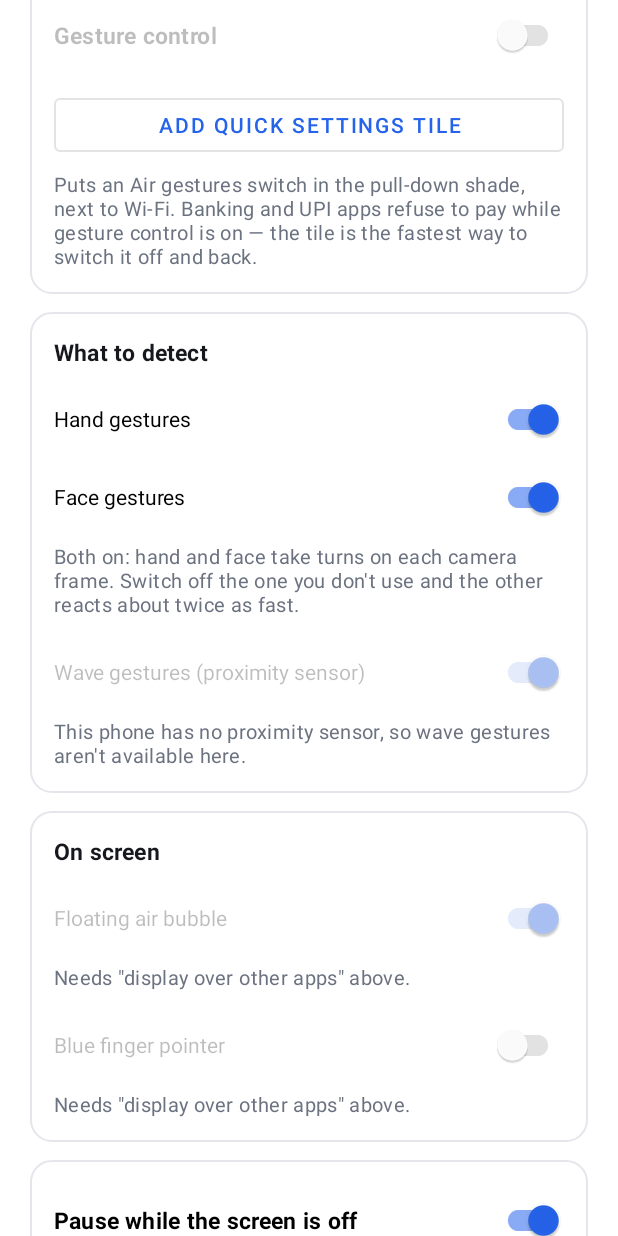
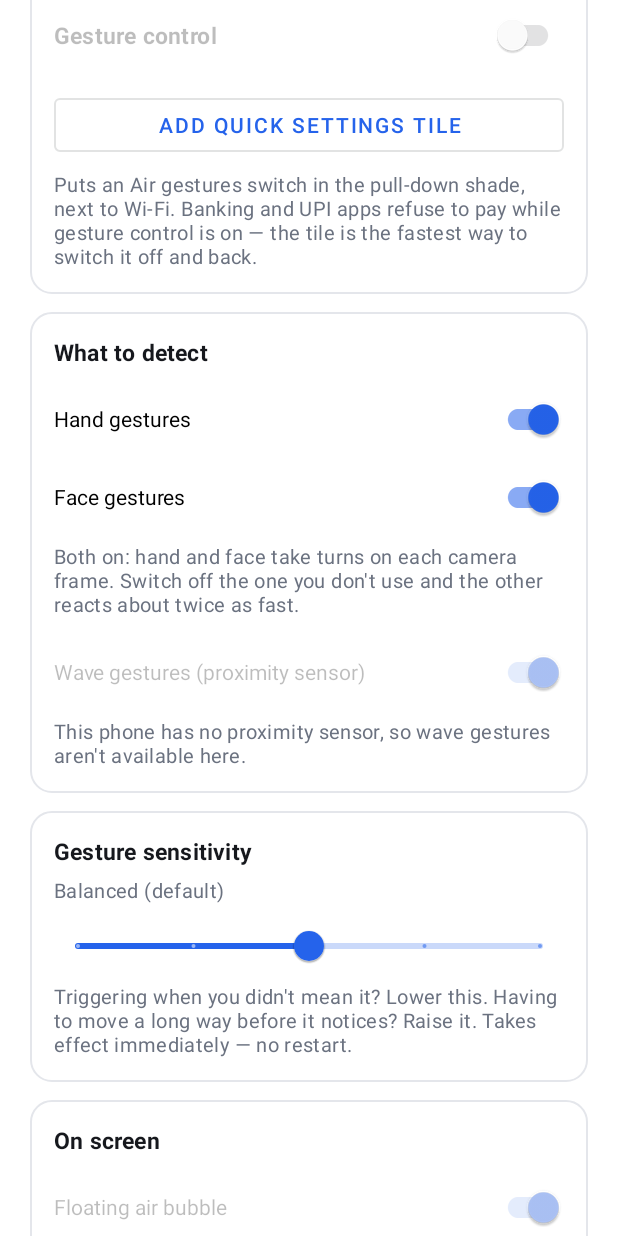
Before and after one commit to selvavishnum/Ai-motion-option, an Android app built with Jetpack Compose: the screen it shows after launch (MainActivity), scrolled down 576 dp, on a phone screen of 412 x 824 dp. Run offline under Robolectric (Android 15) with nearby library versions, the phone set to English and light mode, and no system bars; libraries missing offline, so code that uses them is left out: androidx.camera.core, androidx.camera.lifecycle, com.google.mediapipe.tasks; pictures from the network do not load.

Commit message:
Add a gesture sensitivity dial
Detection thresholds were six hardcoded constants tuned on one phone and one
pair of hands. Users get one control, 1 to 5, that rescales all of them.

It is one dial rather than six because the complaint behind it is always one of
two things — "it triggers when I didn't mean to" or "I have to move miles before
it notices" — and those are opposite ends of a single axis. Two controls would
ask the user to diagnose which half is wrong, which is the thing they came here
unable to do.

Movement thresholds and the pose debounce move together deliberately: a lower
movement threshold means noisier input reaching the classifier, which is when
more frames of confirmation are worth their latency, and vice versa. The steps
are uneven because going less sensitive only asks for a bigger deliberate
movement, while going more sensitive quickly approaches the landmark jitter
floor, where the classifier reacts to noise rather than to the hand.

Level 3 is 1.0x and reproduces the previous behaviour exactly, so the default is
unchanged. The service re-reads the level every frame — an int comparison in the
steady state — because it has no other notification of the change and a setting
that needed a restart would read as broken. DirectionalMotionTracker's threshold
becomes a volatile var for the same reason: it is rewritten on the analysis
thread and read from the MediaPipe callback threads.

Co-Authored-By: Claude Opus 5 <noreply@anthropic.com>
Claude-Session: https://claude.ai/code/session_01DbERAWR5aMG76PERJQ63HZ

```diff
--- a/android/app/src/main/java/com/aimotion/handsfree/MainActivity.kt
+++ b/android/app/src/main/java/com/aimotion/handsfree/MainActivity.kt
@@ -21,6 +21,7 @@ import com.aimotion.handsfree.databinding.ActivityMainBinding
 import com.aimotion.handsfree.gesture.GestureControlService
 import com.aimotion.handsfree.gesture.GestureTileService
 import com.aimotion.handsfree.gesture.GestureToggleStore
+import com.aimotion.handsfree.gesture.SensitivityStore
 import com.aimotion.handsfree.gesture.ServicePrerequisites
 import com.aimotion.handsfree.overlay.OverlayBubbleService
 
@@ -34,6 +35,7 @@ class MainActivity : AppCompatActivity() {
 
     private lateinit var binding: ActivityMainBinding
     private lateinit var toggles: GestureToggleStore
+    private lateinit var sensitivity: SensitivityStore
 
     /** Held as a field so [refreshStatus] can detach it while writing the switch's state. Setting
      * isChecked fires the listener, which would start or stop the service as a side effect of
@@ -53,6 +55,7 @@ class MainActivity : AppCompatActivity() {
         setContentView(binding.root)
 
         toggles = GestureToggleStore(this)
+        sensitivity = SensitivityStore(this)
 
         binding.gestureMappingButton.setOnClickListener {
             startActivity(Intent(this, GestureMappingActivity::class.java))
@@ -109,6 +112,17 @@ class MainActivity : AppCompatActivity() {
             }
         }
         binding.serviceSwitch.setOnCheckedChangeListener(serviceSwitchListener)
+
+        binding.sensitivitySlider.value = sensitivity.level.toFloat()
+        binding.sensitivityValueText.text = SensitivityStore.labelFor(sensitivity.level)
+        // addOnChangeListener, not a value-committed listener: the running service re-reads the
+        // setting every frame, so dragging the slider retunes detection live and the label can
+        // describe what the user is about to get before they let go.
+        binding.sensitivitySlider.addOnChangeListener { _, value, _ ->
+            val level = value.toInt()
+            sensitivity.level = level
+            binding.sensitivityValueText.text = SensitivityStore.labelFor(level)
+        }
     }
 
     override fun onResume() {
--- a/android/app/src/main/java/com/aimotion/handsfree/gesture/DirectionalMotionTracker.kt
+++ b/android/app/src/main/java/com/aimotion/handsfree/gesture/DirectionalMotionTracker.kt
@@ -25,12 +25,14 @@ enum class Direction { LEFT, RIGHT, UP, DOWN }
  *    produces nothing rather than a guess.
  *
  * @param moveThreshold displacement, in the caller's units, required before a direction fires.
+ *   Mutable and volatile because the sensitivity setting rescales it while detection is running,
+ *   from a different thread than the one feeding observations in.
  * @param smoothing low-pass factor in 0..1. Lower is steadier but laggier; 0.5 halves the jitter
  *   while staying responsive within a couple of frames.
  * @param axisDominance how much the winning axis must exceed the other. 1.0 accepts any diagonal.
  */
 class DirectionalMotionTracker(
-    private val moveThreshold: Float,
+    @Volatile var moveThreshold: Float,
     private val smoothing: Float = 0.5f,
     private val axisDominance: Float = 1.5f,
 ) {
--- /dev/null
+++ b/android/app/src/main/java/com/aimotion/handsfree/gesture/SensitivityStore.kt
@@ -0,0 +1,93 @@
+package com.aimotion.handsfree.gesture
+
+import android.content.Context
+import android.content.SharedPreferences
+
+/**
+ * How readily a gesture fires: one user-facing dial from 1 (least sensitive) to 5 (most).
+ *
+ * It is one dial rather than the six separate numbers it actually drives, because the complaint
+ * behind it is always one of two things — "it triggers when I didn't mean to" or "I have to move
+ * miles before it notices" — and those sit at opposite ends of a single axis. Splitting movement
+ * distance and pose confirmation into two controls would ask the user to diagnose which half is
+ * wrong, which is exactly the thing they came here unable to do.
+ *
+ * The two move together for a reason: a lower movement threshold means noisier input reaching the
+ * classifier, which is when *more* frames of confirmation are worth paying for, and vice versa.
+ *
+ * Values are mirrored in a volatile field because the detection loop reads them on every frame.
+ */
+class SensitivityStore(context: Context) {
+    private val prefs = context.getSharedPreferences("gesture_sensitivity", Context.MODE_PRIVATE)
+
+    @Volatile private var levelCache = prefs.getInt(KEY_LEVEL, DEFAULT_LEVEL).coerceIn(MIN_LEVEL, MAX_LEVEL)
+
+    // Held in a field on purpose: SharedPreferences keeps listeners weakly, so one with no strong
+    // reference is collected and silently stops firing.
+    private val listener = SharedPreferences.OnSharedPreferenceChangeListener { p, key ->
+        if (key == KEY_LEVEL || key == null) {
+            levelCache = p.getInt(KEY_LEVEL, DEFAULT_LEVEL).coerceIn(MIN_LEVEL, MAX_LEVEL)
+        }
+    }
+
+    init {
+        prefs.registerOnSharedPreferenceChangeListener(listener)
+    }
+
+    var level: Int
+        get() = levelCache
+        set(value) {
+            val clamped = value.coerceIn(MIN_LEVEL, MAX_LEVEL)
+            // Written through immediately as well as via the listener: apply() is asynchronous and
+            // its callback lands later, so a read in between would serve the old value.
+            levelCache = clamped
+            prefs.edit().putInt(KEY_LEVEL, clamped).apply()
+        }
+
+    companion object {
+        const val MIN_LEVEL = 1
+        const val MAX_LEVEL = 5
+        const val DEFAULT_LEVEL = 3
+
+        /**
+         * Multiplier applied to every movement threshold. Level 3 is 1.0 — the values the rest of
+         * the app was tuned around — so the default behaviour is exactly what it was before this
+         * setting existed.
+         *
+         * The steps are uneven on purpose. Going *less* sensitive only needs to ask for a bigger,
+         * more deliberate movement, so those steps are gentle; going *more* sensitive quickly
+         * approaches the landmark jitter floor, where the classifier starts reacting to noise
+         * rather than to the hand, so the last step down is the largest and 0.55 is as far as it
+         * goes.
+         */
+        fun motionScaleFor(level: Int): Float = when (level.coerceIn(MIN_LEVEL, MAX_LEVEL)) {
+            1 -> 1.60f
+            2 -> 1.30f
+            3 -> 1.00f
+            4 -> 0.75f
+            else -> 0.55f
+        }
+
+        /**
+         * Frames the same pose must be seen for before it fires. More frames costs latency and
+         * buys immunity to a hand passing through a pose mid-motion; at the sensitive end two is
+         * the floor, since one frame is a single model inference and would misfire constantly.
+         */
+        fun stableFramesFor(level: Int): Int = when (level.coerceIn(MIN_LEVEL, MAX_LEVEL)) {
+            1 -> 5
+            2 -> 4
+            3 -> 3
+            else -> 2
+        }
+
+        fun labelFor(level: Int): String = when (level.coerceIn(MIN_LEVEL, MAX_LEVEL)) {
+            1 -> "Least sensitive — big, deliberate movements only"
+            2 -> "Less sensitive — fewer accidental triggers"
+            3 -> "Balanced (default)"
+            4 -> "More sensitive — reacts to smaller movements"
+            else -> "Most sensitive — smallest movements, more misfires"
+        }
+
+        private const val KEY_LEVEL = "level"
+    }
+}
--- a/android/app/src/main/res/layout/activity_main.xml
+++ b/android/app/src/main/res/layout/activity_main.xml
@@ -9,6 +9,7 @@
   three RecyclerViews nested in a ScrollView both scrolled badly and buried the settings above them.
 -->
 <ScrollView xmlns:android="http://schemas.android.com/apk/res/android"
+    xmlns:app="http://schemas.android.com/apk/res-auto"
     android:layout_width="match_parent"
     android:layout_height="match_parent"
     android:background="@color/background"
@@ -189,6 +190,44 @@
                 android:textAppearance="@style/TextAppearance.AirSensor.Hint" />
         </LinearLayout>
 
+        <!-- Sensitivity ......................................................... -->
+        <LinearLayout
+            style="@style/Widget.AirSensor.Card"
+            android:layout_width="match_parent"
+            android:layout_height="wrap_content"
+            android:orientation="vertical">
+
+            <TextView
+                android:layout_width="wrap_content"
+                android:layout_height="wrap_content"
+                android:text="Gesture sensitivity"
+                android:textAppearance="@style/TextAppearance.AirSensor.SectionTitle" />
+
+            <TextView
+                android:id="@+id/sensitivityValueText"
+                android:layout_width="match_parent"
+                android:layout_height="wrap_content"
+                android:layout_marginTop="6dp"
+                android:textAppearance="@style/TextAppearance.AirSensor.Hint" />
+
+            <com.google.android.material.slider.Slider
+                android:id="@+id/sensitivitySlider"
+                android:layout_width="match_parent"
+                android:layout_height="wrap_content"
+                android:layout_marginTop="4dp"
+                android:contentDescription="Gesture sensitivity, 1 least to 5 most"
+                android:stepSize="1"
+                android:valueFrom="1"
+                android:valueTo="5"
+                app:tickVisible="true" />
+
+            <TextView
+                android:layout_width="match_parent"
+                android:layout_height="wrap_content"
+                android:text="@string/sensitivity_hint"
+                android:textAppearance="@style/TextAppearance.AirSensor.Hint" />
+        </LinearLayout>
+
         <!-- On-screen extras .................................................... -->
         <LinearLayout
             style="@style/Widget.AirSensor.Card"
--- a/android/app/src/main/res/values/strings.xml
+++ b/android/app/src/main/res/values/strings.xml
@@ -25,4 +25,5 @@
     <string name="pointer_hint">A blue dot follows your pointed finger, and holding still taps where it sits. Replaces finger-swipe scrolling while it is on.</string>
     <string name="screen_off_hint">Releases the camera while the screen is off — by far the biggest battery saving available. Wave gestures keep working either way.</string>
     <string name="battery_hint">Opens Android\'s battery settings. Find Air Sensor in the list and set it to unrestricted, or gesture control will be shut down in the background.</string>
+    <string name="sensitivity_hint">Triggering when you didn\'t mean it? Lower this. Having to move a long way before it notices? Raise it. Takes effect immediately — no restart.</string>
 </resources>
```
Also changed, not shown: android/app/src/main/java/com/aimotion/handsfree/gesture/GestureControlService.kt (+35 -3 lines), 1 other file.
